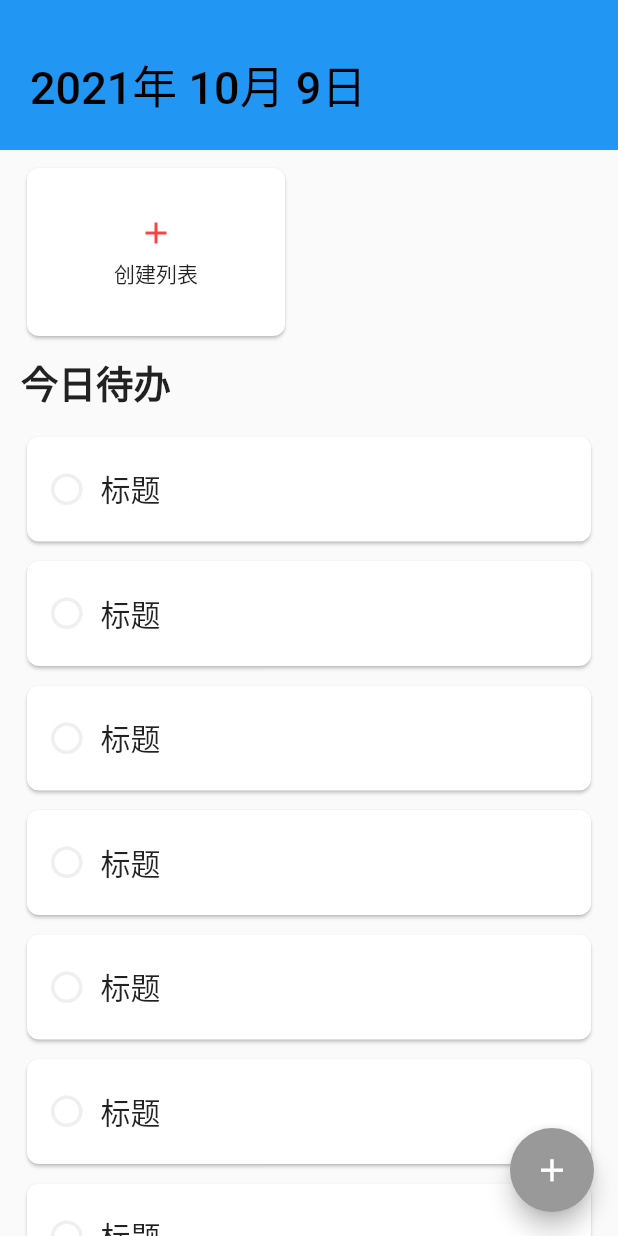
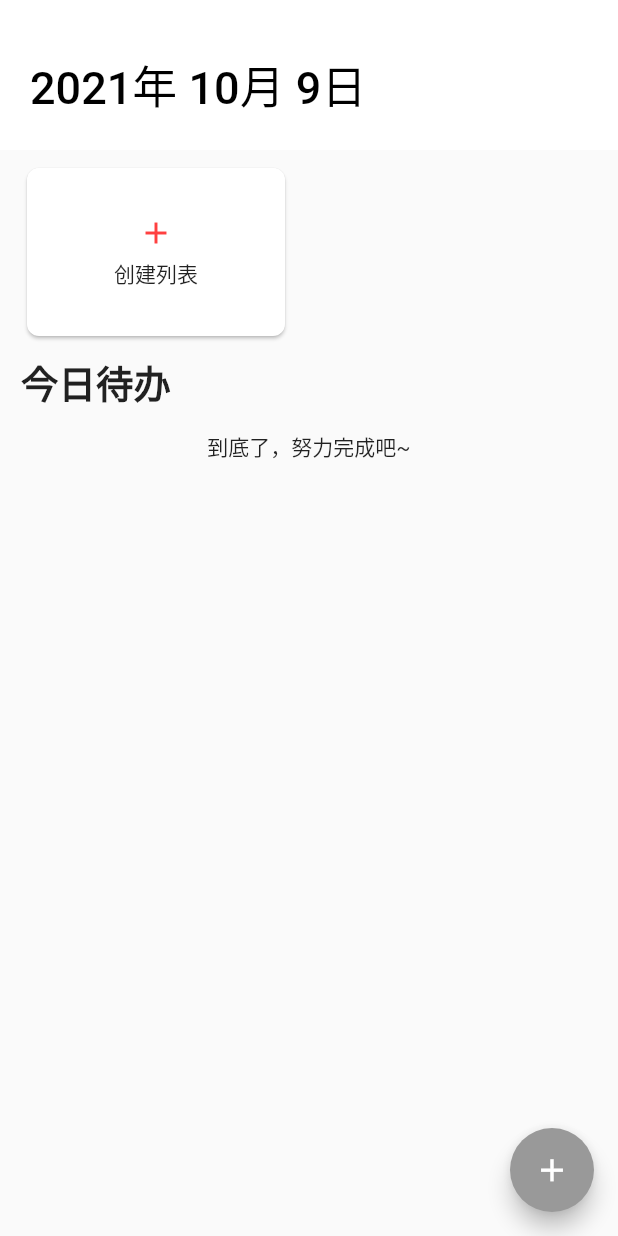
Before and after one commit to woxihejinghao/flutter_life_record, a Flutter app: the screen it shows after launch, on a phone screen of 412 x 824 dp. Run offline on Flutter 3.47's test engine with Material 2 defaults, Android fonts, the phone set to English and light mode, and no system bars; drawn by our look-alikes of oktoast; our stand-ins replace get, sqflite; accounts and stored records are empty.

Commit message:
增加项目详情页面

```diff
--- a/lib/Common/lr_database_tool.dart
+++ b/lib/Common/lr_database_tool.dart
@@ -88,7 +88,7 @@ class LRDataBaseTool {
 
   ///查询待办列表
   Future<List<ToDoListItemModel>> getToDoList(
-      int? id, int? projectID, DateTime? time) async {
+      {int? id, int? projectID, DateTime? time}) async {
     String? whereStr;
     List<Object?>? whereArgs;
 
--- a/lib/Page/ToDo/Controller/todo_home_controller.dart
+++ b/lib/Page/ToDo/Controller/todo_home_controller.dart
@@ -21,7 +21,7 @@ class ToDoHomeController extends GetxController {
 
   //刷新代办列表
   refreshItemList() async {
-    var list = await LRDataBaseTool.getInstance().getToDoList(null, null, null);
+    var list = await LRDataBaseTool.getInstance().getToDoList();
     itemList.assignAll(list);
   }
 }
--- a/lib/Page/ToDo/Pages/todo_home_page.dart
+++ b/lib/Page/ToDo/Pages/todo_home_page.dart
@@ -4,14 +4,11 @@ import 'package:flutter_life_record/Common/lr_tool.dart';
 import 'package:flutter_life_record/Page/ToDo/Controller/todo_home_controller.dart';
 import 'package:flutter_life_record/Page/ToDo/Models/todo_project_model.dart';
 import 'package:flutter_life_record/Page/ToDo/Pages/todo_list_create_page.dart';
-import 'package:flutter_life_record/Page/ToDo/Pages/todo_project_create_page.dart';
-import 'package:flutter_life_record/Page/ToDo/Widgets/consumer_widget.dart';
-import 'package:flutter_life_record/Page/ToDo/widgets/todo_litst_card.dart';
+import 'package:flutter_life_record/Page/ToDo/Pages/todo_project_details_page.dart';
+import 'package:flutter_life_record/Page/ToDo/Widgets/todo_litst_card.dart';
 import 'package:flutter_life_record/Page/ToDo/widgets/todo_project_card.dart';
 import 'package:get/get_state_manager/get_state_manager.dart';
 import 'package:get/instance_manager.dart';
-import 'package:oktoast/oktoast.dart';
-import 'package:provider/provider.dart';
 import 'package:get/get.dart';
 
 class ToDoHomePage extends StatefulWidget {
@@ -62,14 +59,7 @@ class _ToDoHomePageState extends State<ToDoHomePage> {
               ),
             ),
           ),
-          SliverList(
-              delegate: SliverChildBuilderDelegate((context, index) {
-            return Container(
-              padding: EdgeInsets.only(left: 14, right: 14),
-              margin: EdgeInsets.only(bottom: 5),
-              child: ToDoListCard(),
-            );
-          }, childCount: 50)),
+          todayToDoList(),
 
           SliverToBoxAdapter(
             child: SafeArea(
@@ -126,6 +116,21 @@ class _ToDoHomePageState extends State<ToDoHomePage> {
     );
   }
 
+//今日代表
+  Obx todayToDoList() {
+    return Obx(() => SliverList(
+            delegate: SliverChildBuilderDelegate((context, index) {
+          var model = controller.itemList[index];
+          return Container(
+            padding: EdgeInsets.only(left: 14, right: 14),
+            margin: EdgeInsets.only(bottom: 5),
+            child: ToDoListCard(
+              model: model,
+            ),
+          );
+        }, childCount: controller.itemList.length)));
+  }
+
   //列表
   Widget todoProject() {
     return SliverToBoxAdapter(
@@ -147,7 +152,31 @@ class _ToDoHomePageState extends State<ToDoHomePage> {
                             iconData: model.getIconData(),
                             title: model.name,
                           )
-                        : Card(
+                        : ToDoCreateProjectCard(),
+                  ),
+                  onTap: () {
+                    Get.to(ToDoProjectDetailsPage(
+                      model!,
+                    ));
+                  },
+                );
+              },
+              itemCount: controller.projectList.length + 1,
+              scrollDirection: Axis.horizontal,
+            )),
+      ),
+    );
+  }
+}
+
+class ToDoCreateProjectCard extends StatelessWidget {
+  const ToDoCreateProjectCard({
+    Key? key,
+  }) : super(key: key);
+
+  @override
+  Widget build(BuildContext context) {
+    return Card(
       elevation: 1,
       child: Center(
           child: Column(
@@ -164,19 +193,6 @@ class _ToDoHomePageState extends State<ToDoHomePage> {
         ],
       )),
       shape: LRTool.getBorderRadius(8),
-                          ),
-                  ),
-                  onTap: () {
-                    Get.to(ToDoProjectCreatePage(
-                      model: model,
-                    ));
-                  },
-                );
-              },
-              itemCount: controller.projectList.length + 1,
-              scrollDirection: Axis.horizontal,
-            )),
-      ),
     );
   }
 }
--- a/lib/Page/ToDo/Pages/todo_list_create_page.dart
+++ b/lib/Page/ToDo/Pages/todo_list_create_page.dart
@@ -12,7 +12,6 @@ import 'package:flutter_life_record/Page/ToDo/Widgets/normal_list_tile.dart';
 import 'package:flutter_life_record/Page/ToDo/Widgets/switch_item.dart';
 import 'package:get/get.dart';
 import 'package:oktoast/oktoast.dart';
-import 'package:provider/provider.dart';
 
 class ToDoListCreatePage extends StatefulWidget {
   final ToDoListItemModel? model;
@@ -173,6 +172,7 @@ class _ToDoListCreatePageState extends State<ToDoListCreatePage> {
     }
 
     await _viewModel.saveToDoItem(_itemModel);
+    controller.refreshItemList();
     Navigator.of(context).pop();
     showToast("创建成功");
   }
--- a/lib/Page/ToDo/Pages/todo_project_create_page.dart
+++ b/lib/Page/ToDo/Pages/todo_project_create_page.dart
@@ -8,7 +8,6 @@ import 'package:flutter_life_record/Page/ToDo/Widgets/color_select_item.dart';
 import 'package:flutter_life_record/Page/ToDo/Widgets/todo_project_card.dart';
 import 'package:get/get.dart';
 import 'package:oktoast/oktoast.dart';
-import 'package:provider/provider.dart';
 
 const List colorList = [
   "#f05b72",
--- a/lib/Page/ToDo/Widgets/todo_litst_card.dart
+++ b/lib/Page/ToDo/Widgets/todo_litst_card.dart
@@ -1,15 +1,13 @@
 import 'package:flutter/material.dart';
 import 'package:flutter_life_record/Common/lr_color.dart';
+import 'package:flutter_life_record/Page/ToDo/Models/todo_list_item_model.dart';
 
-class ToDoListCard extends StatefulWidget {
+class ToDoListCard extends StatelessWidget {
+  final ToDoListItemModel? model;
   final bool isSelected;
-  const ToDoListCard({Key? key, this.isSelected = false}) : super(key: key);
+  const ToDoListCard({Key? key, this.model, this.isSelected = false})
+      : super(key: key);
 
-  @override
-  _ToDoListCardState createState() => _ToDoListCardState();
-}
-
-class _ToDoListCardState extends State<ToDoListCard> {
   @override
   Widget build(BuildContext context) {
     return Container(
@@ -19,11 +17,11 @@ class _ToDoListCardState extends State<ToDoListCard> {
           child: Row(
             children: [
               Icon(
-                widget.isSelected
+                this.isSelected
                     ? Icons.check_circle_outline
                     : Icons.radio_button_unchecked_outlined,
                 size: 25,
-                color: widget.isSelected
+                color: this.isSelected
                     ? LRThemeColor.mainColor
                     : LRThemeColor.lineColor,
               ),
@@ -31,7 +29,7 @@ class _ToDoListCardState extends State<ToDoListCard> {
                 width: 10,
               ),
               Text(
-                "标题",
+                this.model?.name ?? "",
                 style: TextStyle(fontSize: 20),
               )
             ],
--- a/pubspec.yaml
+++ b/pubspec.yaml
@@ -30,7 +30,6 @@ dependencies:
   cupertino_icons: ^1.0.2
   sqflite: ^2.0.0+4
   oktoast: ^3.1.1
-  provider: ^6.0.0
   get: ^4.3.8
   flutter_picker: ^2.0.2
 
```
Also changed, not shown: lib/Page/ToDo/Controller/todo_project_details_controller.dart (added, +17 -0 lines), lib/Page/ToDo/Pages/todo_project_details_page.dart (added, +73 -0 lines), lib/Page/ToDo/Widgets/consumer_widget.dart (deleted, +0 -12 lines), lib/main.dart (+7 -1 lines), 1 other file. Lines whose indentation alone changed are shown as unchanged.
